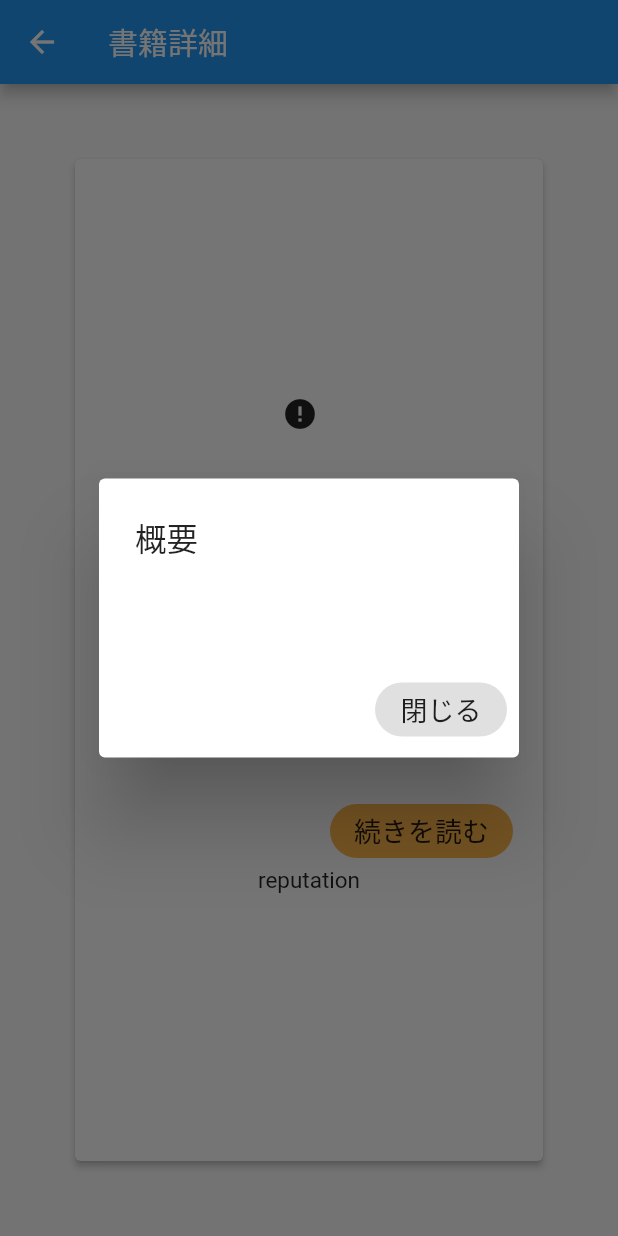
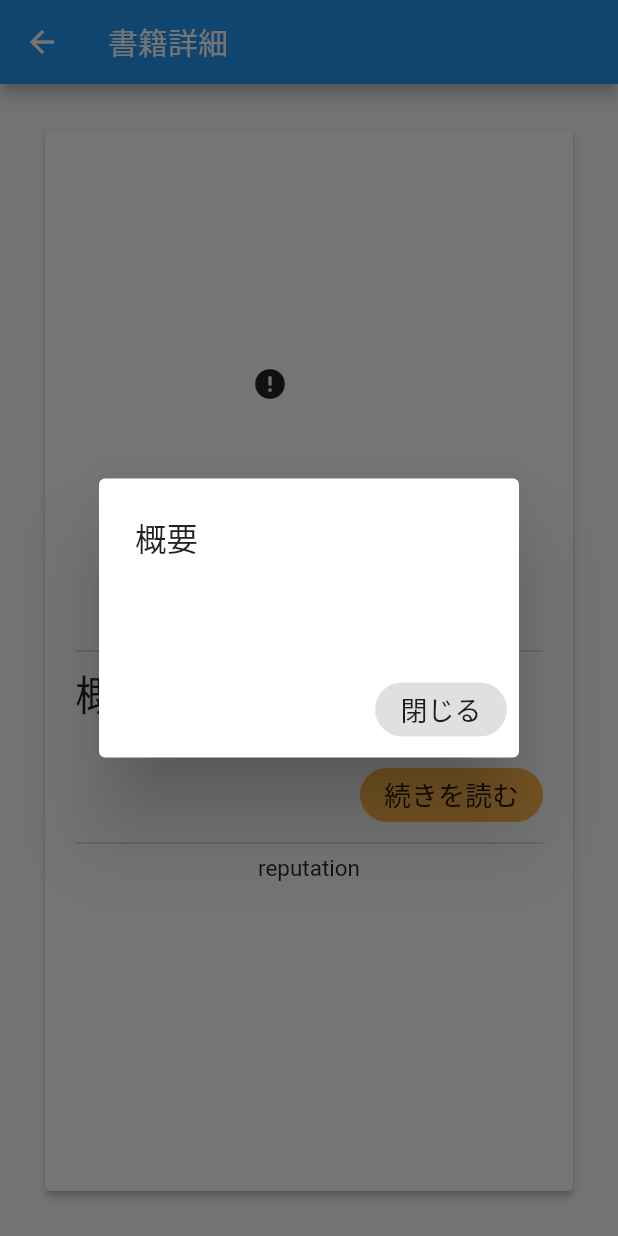
Before and after one commit to ssshun/digital_bookshelf, a Flutter app: the BookDetail screen opened directly with empty values, after a tap on "続きを読む", on a phone screen of 412 x 824 dp. Run offline on Flutter 3.47's test engine with Material 2 defaults, Android fonts, the phone set to English and light mode, and no system bars; drawn by our look-alikes of cached_network_image; our stand-ins replace badges, cloud_firestore, font_awesome_flutter; accounts and stored records are empty; network calls fail.

Commit message:
add divide line to book detail card

```diff
--- a/lib/book_detail.dart
+++ b/lib/book_detail.dart
@@ -32,7 +32,7 @@ class BookDetail extends StatelessWidget {
         child: Card(
           elevation: 2.0,
           margin:
-              EdgeInsets.only(top: 50.0, right: 50.0, bottom: 50.0, left: 50.0),
+              EdgeInsets.only(top: 30.0, right: 30.0, bottom: 30.0, left: 30.0),
           child: Column(
             crossAxisAlignment: CrossAxisAlignment.center,
             children: <Widget>[
@@ -55,7 +55,9 @@ class BookDetail extends StatelessWidget {
             _descriptionArea(),
           ],
         ),
+        _divider(),
         _overviewArea(context),
+        _divider(),
       ],
     );
   }
@@ -111,7 +113,7 @@ class BookDetail extends StatelessWidget {
       crossAxisAlignment: CrossAxisAlignment.start,
       children: <Widget>[
         Padding(
-          padding: EdgeInsets.only(top: 20.0, right: 20.0, left: 20.0),
+          padding: EdgeInsets.symmetric(horizontal: 20.0),
           child: Text(
             '概要',
             style: TextStyle(
@@ -229,4 +231,12 @@ class BookDetail extends StatelessWidget {
       ),
     );
   }
+
+  Widget _divider() {
+    return Divider(
+      color: Colors.grey[400],
+      indent: 20.0,
+      endIndent: 20.0,
+    );
+  }
 }
```
